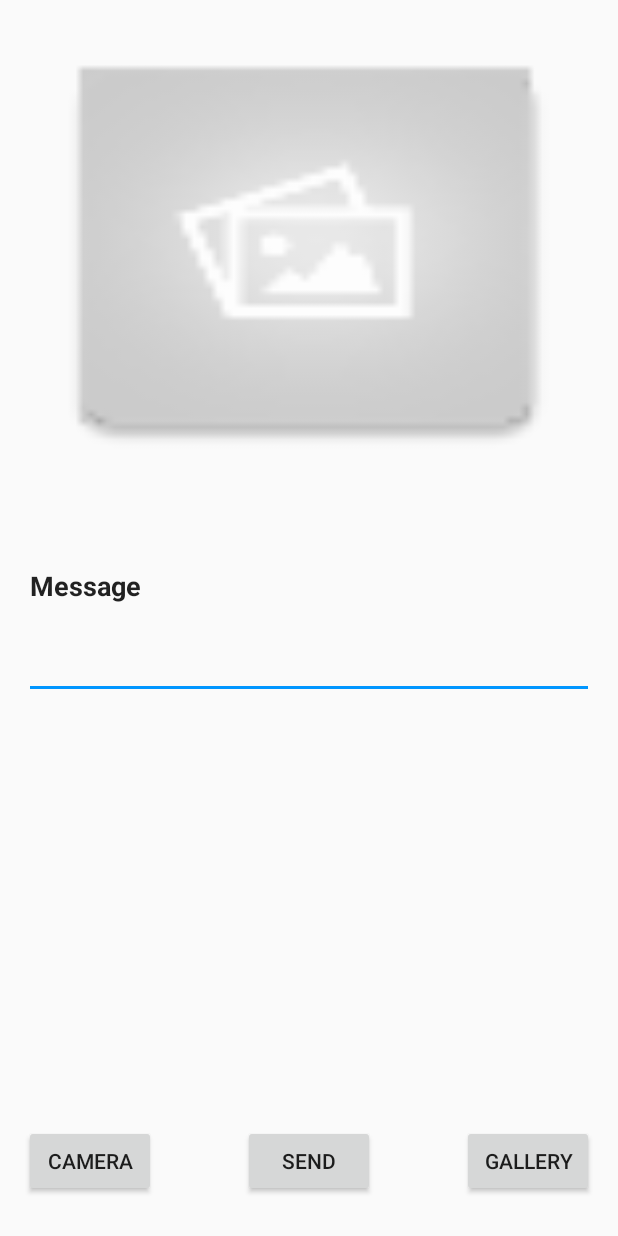
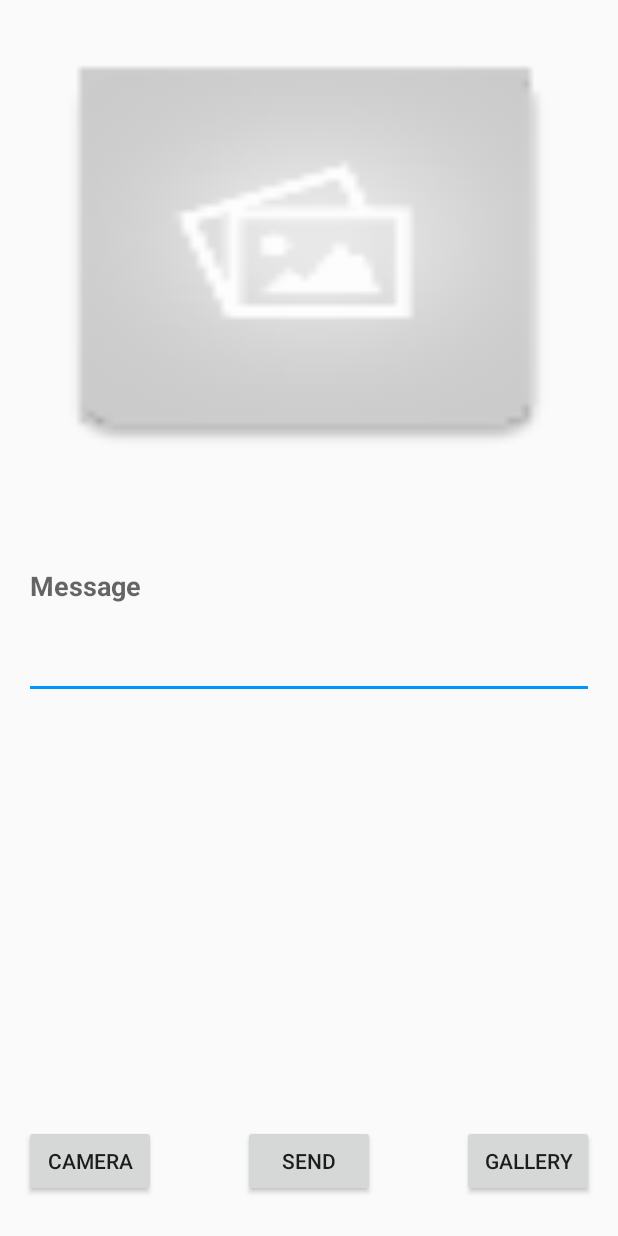
Before and after one commit to MobileDev-Ziffity/magento-android, an Android app: the SubmitPhoto screen opened directly, with no data from a screen before it, on a phone screen of 412 x 824 dp. Run offline under Robolectric (Android 15) with nearby library versions, the phone set to English and light mode, and no system bars; libraries missing offline, so code that uses them is left out: com.gun0912.tedpermission; pictures from the network do not load; 1 statement that could not run was skipped.

Commit message:
Add files via upload

```diff
--- a/app/src/main/res/layout/badge_background.xml
+++ b/app/src/main/res/layout/badge_background.xml
@@ -1,6 +1,6 @@
 <?xml version="1.0" encoding="utf-8"?>
 <shape xmlns:android="http://schemas.android.com/apk/res/android"
-    android:shape="rectangle">
+    android:shape="rectangle" android:layout_height="wrap_content" android:layout_width="wrap_content">
     <corners android:radius="12dp" />
     <solid android:color="#f20000" />
 
--- a/app/src/main/res/layout/submit_a_photo.xml
+++ b/app/src/main/res/layout/submit_a_photo.xml
@@ -13,15 +13,19 @@
         android:id="@+id/image"
         android:layout_width="match_parent"
         android:layout_height="300dp"
-        android:background="@mipmap/ic_placeholder"
-        android:layout_centerHorizontal="true" />
+        android:layout_centerHorizontal="true"
+        android:background="@mipmap/ic_placeholder" />
 
     <EditText
         android:id="@+id/scan_header"
         android:layout_width="match_parent"
         android:layout_height="150dp"
+        android:layout_alignParentStart="true"
         android:layout_below="@+id/image"
-        android:text="Message"
+        android:hint="Message"
+        android:text=""
+        android:imeOptions="actionDone"
+        android:inputType="text"
         android:textStyle="bold" />
 
     <Button
```
Also changed, not shown: app/src/main/res/layout/app_bar_main.xml (+6 -6 lines).
